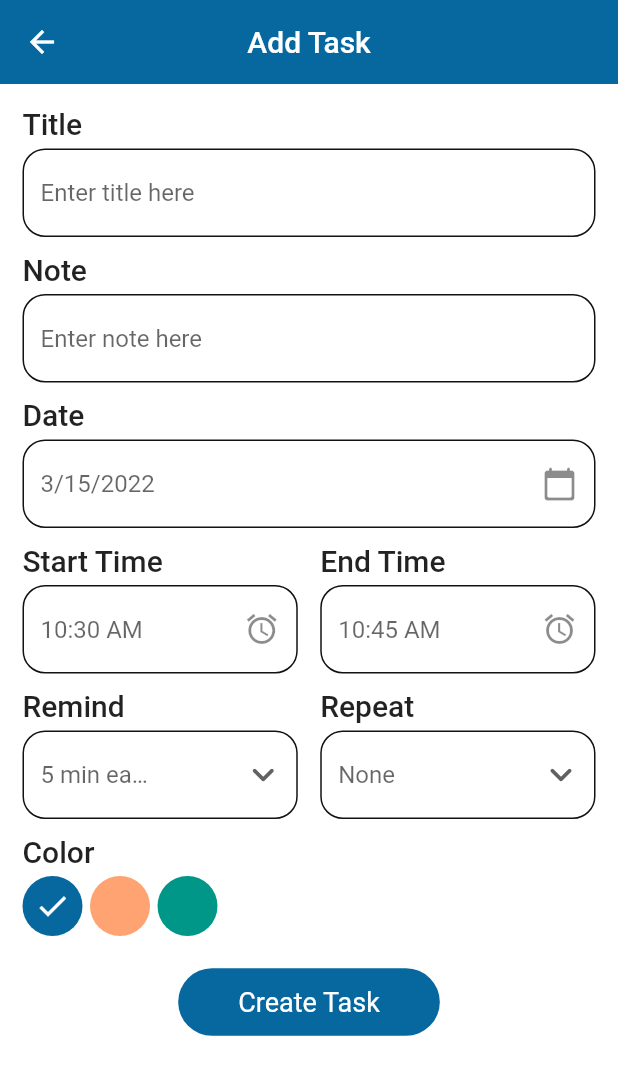
After one commit to Amr-Mahm0ud/To-Do-App, a Flutter app: the screen it shows after launch, after a tap on "Add Task", on a phone screen of 412 x 824 dp. The commit adds this screen. Shown: the top 1075 px of the screen. Run offline on Flutter 3.47's test engine with Material 2 defaults, Android fonts, the phone set to English and light mode, and no system bars; our stand-ins replace get, get_storage.

Commit message:
Add task screen design

```diff
--- a/lib/constants/theme.dart
+++ b/lib/constants/theme.dart
@@ -12,8 +12,7 @@ class Themes {
     primaryColor: prLightClr,
     scaffoldBackgroundColor: Colors.white,
     brightness: Brightness.light,
-    appBarTheme: const AppBarTheme(
-        centerTitle: false, elevation: 0, backgroundColor: prLightClr),
+    appBarTheme: const AppBarTheme(elevation: 0, backgroundColor: prLightClr),
     iconTheme: const IconThemeData(color: darkGreyClr),
     colorScheme: const ColorScheme.light().copyWith(
         primary: prLightClr, secondary: secLClr, error: Colors.redAccent),
@@ -23,8 +22,8 @@ class Themes {
       primaryColor: prDarkClr,
       scaffoldBackgroundColor: darkGreyClr,
       brightness: Brightness.dark,
-      appBarTheme: const AppBarTheme(
-          centerTitle: false, elevation: 0, backgroundColor: prDarkClr),
+      appBarTheme:
+          const AppBarTheme(elevation: 0, backgroundColor: darkGreyClr),
       iconTheme: const IconThemeData(color: white),
       colorScheme: const ColorScheme.dark()
           .copyWith(primary: prDarkClr, secondary: secDClr, error: Colors.red));
--- /dev/null
+++ b/lib/design/screens/add_task.dart
@@ -0,0 +1,200 @@
+import 'package:flutter/material.dart';
+import 'package:get/get.dart';
+import 'package:intl/intl.dart';
+import 'package:todo_app/design/widgets/button.dart';
+import 'package:todo_app/logic/controllers/task_controller.dart';
+import '../widgets/input_field.dart';
+
+class AddTask extends StatefulWidget {
+  const AddTask({Key? key}) : super(key: key);
+
+  @override
+  State<AddTask> createState() => _AddTaskState();
+}
+
+class _AddTaskState extends State<AddTask> {
+  final TaskController taskController = Get.put(TaskController());
+  TextEditingController titleController = TextEditingController();
+  TextEditingController hintController = TextEditingController();
+  DateTime currentDate = DateTime.now();
+  String startTime = DateFormat('hh:mm a').format(DateTime.now()).toString();
+  String endTime = DateFormat('hh:mm a')
+      .format(DateTime.now().add(const Duration(minutes: 15)))
+      .toString();
+  List<int> remindList = [5, 10, 15, 20, 25, 30];
+  int selectedRemind = 5;
+  List<String> repeatList = ['None', 'Daily', 'Weekly', 'Monthly', 'Yearly'];
+  String selectedRepeat = 'None';
+  int selectedColor = 0;
+
+  @override
+  Widget build(BuildContext context) {
+    return Scaffold(
+      appBar: AppBar(
+          title: const Text('Add Task'), centerTitle: true, elevation: 0),
+      body: SingleChildScrollView(
+        child: Padding(
+          padding: const EdgeInsets.all(15.0),
+          child: Column(
+            children: [
+              InputField(
+                title: 'Title',
+                hint: 'Enter title here',
+                controller: titleController,
+              ),
+              const SizedBox(height: 10),
+              InputField(
+                title: 'Note',
+                hint: 'Enter note here',
+                controller: hintController,
+              ),
+              const SizedBox(height: 10),
+              InputField(
+                title: 'Date',
+                hint: DateFormat.yMd().format(currentDate),
+                widget: IconButton(
+                  icon: const Icon(Icons.calendar_today_rounded),
+                  onPressed: () {},
+                ),
+              ),
+              const SizedBox(height: 10),
+              Row(
+                children: [
+                  Expanded(
+                    child: InputField(
+                      title: 'Start Time',
+                      hint: startTime,
+                      widget: IconButton(
+                          icon: const Icon(Icons.access_alarm),
+                          onPressed: () {}),
+                    ),
+                  ),
+                  const SizedBox(width: 15),
+                  Expanded(
+                    child: InputField(
+                      title: 'End Time',
+                      hint: endTime,
+                      widget: IconButton(
+                          icon: const Icon(Icons.access_alarm),
+                          onPressed: () {}),
+                    ),
+                  ),
+                ],
+              ),
+              const SizedBox(height: 10),
+              Row(
+                children: [
+                  Expanded(
+                    child: InputField(
+                      title: 'Remind',
+                      hint: '$selectedRemind min early',
+                      widget: Padding(
+                        padding: const EdgeInsets.only(right: 8.0),
+                        child: DropdownButton<int>(
+                          dropdownColor:
+                              Theme.of(context).colorScheme.secondary,
+                          borderRadius: BorderRadius.circular(20),
+                          items: [
+                            ...remindList.map(
+                              (val) => DropdownMenuItem(
+                                child: Text('$val mins'),
+                                value: val,
+                              ),
+                            )
+                          ],
+                          onChanged: (newVal) {
+                            setState(() {
+                              selectedRemind = newVal!;
+                            });
+                          },
+                          elevation: 3,
+                          icon: const Icon(Icons.keyboard_arrow_down_rounded),
+                          iconSize: 30,
+                          underline: Container(),
+                        ),
+                      ),
+                    ),
+                  ),
+                  const SizedBox(width: 15),
+                  Expanded(
+                    child: InputField(
+                      title: 'Repeat',
+                      hint: selectedRepeat,
+                      widget: Padding(
+                        padding: const EdgeInsets.only(right: 8),
+                        child: DropdownButton<String>(
+                          dropdownColor:
+                              Theme.of(context).colorScheme.secondary,
+                          borderRadius: BorderRadius.circular(20),
+                          items: [
+                            ...repeatList.map(
+                              (val) => DropdownMenuItem(
+                                child: Text(val),
+                                value: val,
+                              ),
+                            )
+                          ],
+                          onChanged: (newVal) {
+                            setState(() {
+                              selectedRepeat = newVal!;
+                            });
+                          },
+                          elevation: 3,
+                          icon: const Icon(Icons.keyboard_arrow_down_rounded),
+                          iconSize: 30,
+                          underline: Container(),
+                        ),
+                      ),
+                    ),
+                  ),
+                ],
+              ),
+              const SizedBox(height: 10),
+              Column(
+                crossAxisAlignment: CrossAxisAlignment.start,
+                children: [
+                  Text(
+                    'Color',
+                    style: Theme.of(context).textTheme.headline6,
+                  ),
+                  const SizedBox(height: 5),
+                  Row(children: [
+                    buildColorsCircles(context, Theme.of(context).primaryColor,
+                        0, selectedColor == 0),
+                    const SizedBox(width: 5),
+                    buildColorsCircles(
+                        context,
+                        Theme.of(context).colorScheme.secondary,
+                        1,
+                        selectedColor == 1),
+                    const SizedBox(width: 5),
+                    buildColorsCircles(
+                        context, Colors.teal, 2, selectedColor == 2)
+                  ]),
+                ],
+              ),
+              CustomButton('Create Task', () {
+                Get.back();
+              })
+            ],
+          ),
+        ),
+      ),
+    );
+  }
+
+  GestureDetector buildColorsCircles(
+      BuildContext context, Color color, int index, bool isSelected) {
+    return GestureDetector(
+      onTap: () {
+        setState(() {
+          selectedColor = index;
+        });
+      },
+      child: CircleAvatar(
+        backgroundColor: color,
+        child: isSelected ? const Icon(Icons.done, color: Colors.white) : null,
+      ),
+    );
+  }
+}
--- a/lib/design/screens/home.dart
+++ b/lib/design/screens/home.dart
@@ -1,5 +1,8 @@
 import 'package:flutter/material.dart';
-import 'package:todo_app/logic/services/theme_services.dart';
+import 'package:get/get.dart';
+import 'add_task.dart';
+import '../widgets/button.dart';
+import '/logic/services/theme_services.dart';
 
 class HomePage extends StatefulWidget {
   const HomePage({Key? key}) : super(key: key);
@@ -22,7 +25,11 @@ class _HomePageState extends State<HomePage> {
       ),
       body: SafeArea(
           child: Column(
-        children: const [],
+        children: [
+          CustomButton('Add Task', () {
+            Get.to(() => const AddTask());
+          })
+        ],
       )),
     );
   }
--- a/lib/design/widgets/button.dart
+++ b/lib/design/widgets/button.dart
@@ -7,16 +7,18 @@ class CustomButton extends StatelessWidget {
 
   @override
   Widget build(BuildContext context) {
-    return GestureDetector(
-      child: Container(
-        width: 150,
-        padding: const EdgeInsets.all(10),
-        margin: const EdgeInsets.all(25),
-        alignment: Alignment.center,
-        decoration: BoxDecoration(
-          color: Theme.of(context).primaryColor,
-          borderRadius: BorderRadius.circular(30),
+    return Padding(
+      padding: const EdgeInsets.all(20.0),
+      child: ElevatedButton(
+        style: ButtonStyle(
+          elevation: MaterialStateProperty.all(0),
+          padding: MaterialStateProperty.all(
+              const EdgeInsets.symmetric(vertical: 12, horizontal: 40)),
+          shape: MaterialStateProperty.all(
+              RoundedRectangleBorder(borderRadius: BorderRadius.circular(30))),
+          overlayColor: MaterialStateProperty.all(Colors.white10),
         ),
+        onPressed: onTab,
         child: Text(
           label,
           style: Theme.of(context)
@@ -25,7 +27,6 @@ class CustomButton extends StatelessWidget {
               .copyWith(fontSize: 18, color: Colors.white),
         ),
       ),
-      onTap: onTab,
     );
   }
 }
--- /dev/null
+++ b/lib/design/widgets/input_field.dart
@@ -0,0 +1,54 @@
+import 'package:flutter/material.dart';
+
+class InputField extends StatelessWidget {
+  const InputField(
+      {Key? key,
+      required this.title,
+      required this.hint,
+      this.controller,
+      this.widget})
+      : super(key: key);
+
+  final String title;
+  final String hint;
+  final TextEditingController? controller;
+  final Widget? widget;
+
+  @override
+  Widget build(BuildContext context) {
+    return Column(
+      crossAxisAlignment: CrossAxisAlignment.start,
+      children: [
+        Text(
+          title,
+          style: Theme.of(context).textTheme.headline6,
+        ),
+        const SizedBox(height: 5),
+        SizedBox(
+          child: TextFormField(
+            controller: controller,
+            autofocus: false,
+            readOnly: widget == null ? false : true,
+            decoration: InputDecoration(
+              hintText: hint,
+              suffixIcon: widget,
+              enabledBorder: OutlineInputBorder(
+                borderRadius: BorderRadius.circular(15),
+                borderSide:
+                    BorderSide(color: Theme.of(context).iconTheme.color!),
+              ),
+              focusedBorder: OutlineInputBorder(
+                borderRadius: BorderRadius.circular(15),
+                borderSide: BorderSide(
+                    color: widget != null
+                        ? Theme.of(context).iconTheme.color!
+                        : Theme.of(context).primaryColor,
+                    width: widget == null ? 2 : 1),
+              ),
+            ),
+          ),
+        )
+      ],
+    );
+  }
+}
--- a/lib/logic/controllers/task_controller.dart
+++ b/lib/logic/controllers/task_controller.dart
@@ -1 +1,3 @@
-class TaskController {}
+import 'package:get/state_manager.dart';
+
+class TaskController extends GetxController {}
--- a/lib/main.dart
+++ b/lib/main.dart
@@ -1,9 +1,9 @@
 import 'package:flutter/material.dart';
 import 'package:get/get.dart';
 import 'package:get_storage/get_storage.dart';
-import '/constants/theme.dart';
-import '/design/screens/home.dart';
-import '/logic/services/theme_services.dart';
+import 'constants/theme.dart';
+import 'design/screens/home.dart';
+import 'logic/services/theme_services.dart';
 
 void main() async {
   await GetStorage.init();
--- a/pubspec.yaml
+++ b/pubspec.yaml
@@ -17,6 +17,7 @@ dependencies:
   flutter_launcher_icons: ^0.9.2
   get: ^4.6.1
   get_storage: ^2.0.3
+  intl: ^0.17.0
 
 
 dev_dependencies:
```
Also changed, not shown: pubspec.lock.
